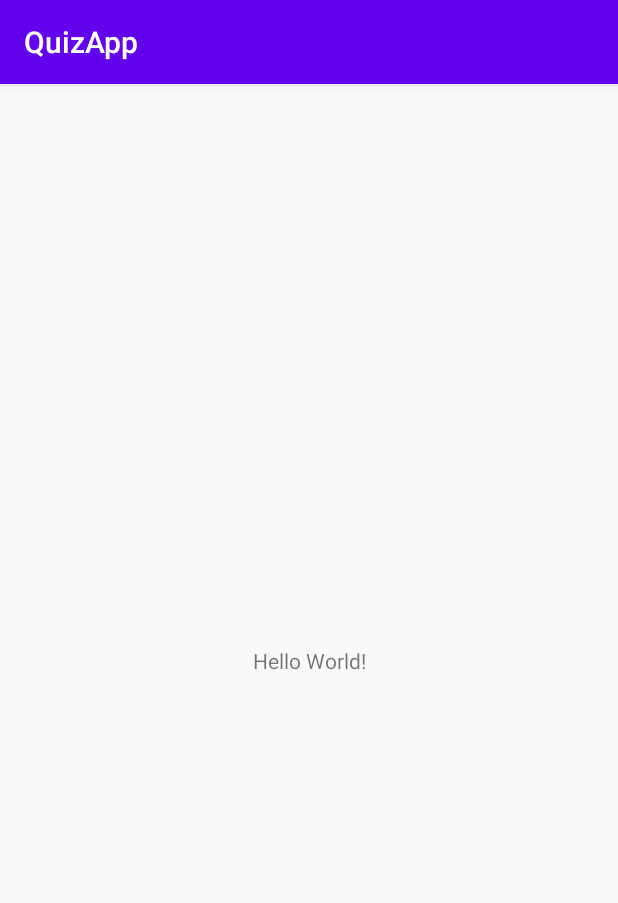
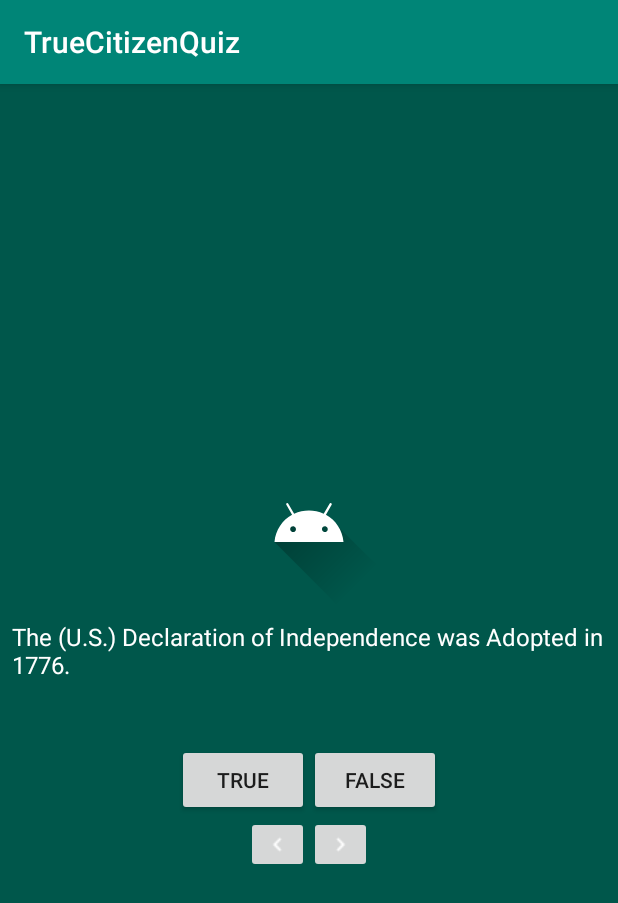
Before and after one commit to hieuphan94/QuizApp, an Android app: the screen it shows after launch (MainActivity), on a phone screen of 412 x 824 dp. Shown: the top 903 px of the screen. Run offline under Robolectric (Android 15) with nearby library versions, the phone set to English and light mode, and no system bars.

Commit message:
Quiz App Final Version 1

```diff
--- a/app/src/main/java/com/example/quizapp/MainActivity.java
+++ b/app/src/main/java/com/example/quizapp/MainActivity.java
@@ -3,14 +3,100 @@ package com.example.quizapp;
 import androidx.appcompat.app.AppCompatActivity;
 
 import android.os.Bundle;
+import android.util.Log;
+import android.view.View;
+import android.widget.Button;
+import android.widget.ImageButton;
 import android.widget.TextView;
+import android.widget.Toast;
 
-public class MainActivity extends AppCompatActivity {
+public class MainActivity extends AppCompatActivity implements View.OnClickListener {
+    private Button falseButton;
+    private Button trueButton;
+    private ImageButton nextButton;
+    private ImageButton prevButton;
+    private TextView questionTextView;
+
+    private int currentQuestionIndex = 0;
+
+    private Question[] questionBank = new Question[]{
+            new Question(R.string.question_amendments, false), //correct: 27
+            new Question(R.string.question_constitution, true),
+            new Question(R.string.question_declaration, true),
+            new Question(R.string.question_independence_rights, true),
+            new Question(R.string.question_religion, true),
+            new Question(R.string.question_government, false),
+            new Question(R.string.question_government_feds, false),
+            new Question(R.string.question_government_senators, true),
+            //and add more!
+    };
+
+
     @Override
     protected void onCreate(Bundle savedInstanceState) {
         super.onCreate(savedInstanceState);
         setContentView(R.layout.activity_main);
-        TextView tv1 = (TextView) findViewById(R.id.tv1);
+
+
+        falseButton = findViewById(R.id.false_button);
+        trueButton = findViewById(R.id.true_button);
+        nextButton = findViewById(R.id.next_button);
+        prevButton = findViewById(R.id.prev_button);
+        questionTextView = findViewById(R.id.answer_text_view);
+
+        falseButton.setOnClickListener(this); //register our buttons to listen to click events
+        trueButton.setOnClickListener(this);
+        nextButton.setOnClickListener(this);
+        prevButton.setOnClickListener(this);
+
+
+    }
+
+    @Override
+    public void onClick(View v) {
+        switch (v.getId()) {
+            case R.id.false_button:
+                checkAnswer(false);
+                break;
+
+            case R.id.true_button:
+                checkAnswer(true);
+                break;
+
+            case R.id.next_button:
+                //go to next question
+                currentQuestionIndex = (currentQuestionIndex + 1) % questionBank.length; // we are safe now!
+                updateQuestion();
+                break;
+            case R.id.prev_button:
+                if (currentQuestionIndex > 0) {
+                    currentQuestionIndex = (currentQuestionIndex - 1) % questionBank.length;
+                    updateQuestion();
+                }
+
+
+        }
+
+    }
+
+    private void updateQuestion() {
+        Log.d("Current", "onClick: " + currentQuestionIndex);
+        questionTextView.setText(questionBank[currentQuestionIndex].getAnswerResId());
+    }
+
+    private void checkAnswer(boolean userChooseCorrect) {
+        boolean answerIsTrue = questionBank[currentQuestionIndex].isAnswerTrue();
+        int toastMessageId;
+
+        if (userChooseCorrect == answerIsTrue) {
+            toastMessageId = R.string.correct_answer;
+        } else {
+            toastMessageId = R.string.wrong_answer;
+        }
+
+        Toast.makeText(MainActivity.this, toastMessageId,
+                Toast.LENGTH_SHORT)
+                .show();
 
     }
 }
--- a/app/src/main/res/layout/activity_main.xml
+++ b/app/src/main/res/layout/activity_main.xml
@@ -1,19 +1,66 @@
 <?xml version="1.0" encoding="utf-8"?>
-<androidx.constraintlayout.widget.ConstraintLayout xmlns:android="http://schemas.android.com/apk/res/android"
+<LinearLayout xmlns:android="http://schemas.android.com/apk/res/android"
     xmlns:app="http://schemas.android.com/apk/res-auto"
     xmlns:tools="http://schemas.android.com/tools"
     android:layout_width="match_parent"
+    android:orientation="vertical"
+    android:background="@color/colorPrimaryDark"
+    android:gravity="center"
     android:layout_height="match_parent"
     tools:context=".MainActivity">
 
+    <ImageView
+        android:src="@drawable/ic_launcher_foreground"
+        android:layout_width="wrap_content"
+        android:layout_height="wrap_content" />
+
     <TextView
-        android:id="@+id/tv1"
+        android:id="@+id/answer_text_view"
+        android:text="@string/question_declaration"
+        android:textColor="@android:color/white"
+        android:textSize="16sp"
+        android:padding="8dp"
         android:layout_width="wrap_content"
-        android:layout_height="wrap_content"
-        android:text="Hello World!"
-        app:layout_constraintBottom_toBottomOf="parent"
-        app:layout_constraintLeft_toLeftOf="parent"
-        app:layout_constraintRight_toRightOf="parent"
-        app:layout_constraintTop_toTopOf="parent" />
+        android:layout_height="wrap_content" />
 
-</androidx.constraintlayout.widget.ConstraintLayout>
+    <LinearLayout
+        android:orientation="horizontal"
+        android:layout_marginTop="34dp"
+        android:layout_width="wrap_content"
+        android:layout_height="wrap_content">
+
+        <Button
+            android:id="@+id/true_button"
+            android:text="@string/true_text"
+            android:layout_width="wrap_content"
+            android:layout_height="wrap_content" />
+
+        <Button
+            android:id="@+id/false_button"
+            android:text="@string/false_text"
+            android:layout_width="wrap_content"
+            android:layout_height="wrap_content" />
+
+
+    </LinearLayout>
+
+    <LinearLayout
+        android:layout_width="wrap_content"
+        android:layout_height="wrap_content">
+
+
+        <ImageButton
+            android:id="@+id/prev_button"
+            android:src="@drawable/baseline_navigate_before_white_18dp"
+            android:layout_width="wrap_content"
+            android:layout_height="wrap_content" />
+        <ImageButton
+            android:contentDescription="@string/next_text"
+            android:id="@+id/next_button"
+            android:src="@drawable/baseline_navigate_next_white_18dp"
+            android:layout_width="wrap_content"
+            android:layout_height="wrap_content" />
+
+    </LinearLayout>
+
+</LinearLayout>
--- a/app/src/main/res/values/colors.xml
+++ b/app/src/main/res/values/colors.xml
@@ -1,6 +1,6 @@
 <?xml version="1.0" encoding="utf-8"?>
 <resources>
-    <color name="colorPrimary">#6200EE</color>
-    <color name="colorPrimaryDark">#3700B3</color>
-    <color name="colorAccent">#03DAC5</color>
+    <color name="colorPrimary">#008577</color>
+    <color name="colorPrimaryDark">#00574B</color>
+    <color name="colorAccent">#D81B60</color>
 </resources>
--- a/app/src/main/res/values/strings.xml
+++ b/app/src/main/res/values/strings.xml
@@ -1,3 +1,18 @@
 <resources>
-    <string name="app_name">QuizApp</string>
+    <string name="app_name">TrueCitizenQuiz</string>
+    <string name="true_text">true</string>
+    <string name="false_text">false</string>
+    <string name="question_declaration">The (U.S.) Declaration of Independence was Adopted in 1776.</string>
+    <string name="correct_answer">That\'s correct</string>
+    <string name="wrong_answer">That\'s incorrect</string>
+    <string name="question_constitution">The Supreme law of the land is the Constitution.</string>
+    <string name="question_amendments">The (U.S.) Constitution has 26 Amendments.</string>
+    <string name="question_independence_rights">The two rights in the Declaration of Independence are:
+        \n \t <b>life</b> \n  \t <b>pursuit of happiness</b>.</string>
+    <string name="question_religion">Freedom of religion means:
+        \n \t <b>You can practice any religion, or not practice a religion</b>.</string>
+    <string name="question_government">Journalists is one branch or part of the government.</string>
+    <string name="question_government_feds">Congress does not make federal laws.</string>
+    <string name="question_government_senators">There are one hundred (100) U.S. Senators.</string>
+    <string name="next_text">next</string>
 </resources>
```
Also changed, not shown: app/src/main/res/drawable/baseline_navigate_before_white_18dp.png (added), app/src/main/res/drawable/baseline_navigate_next_white_18dp.png (added).
